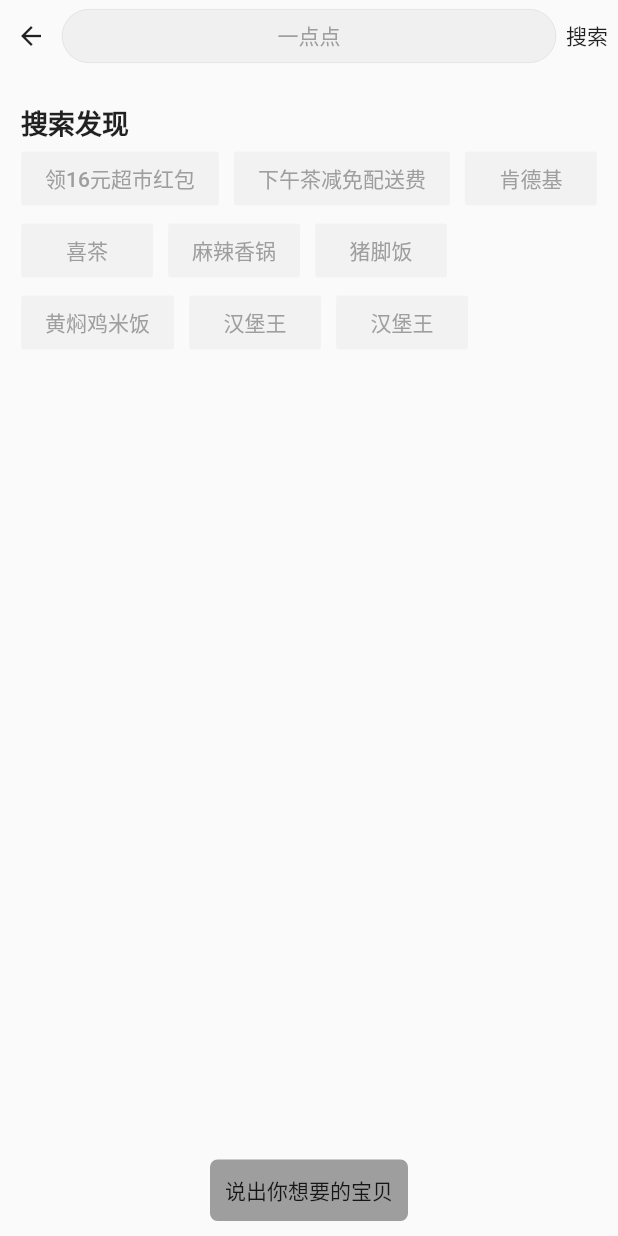
After one commit to YangJ0720/flutter_food, a Flutter app: the SearchInfo screen opened directly, on a phone screen of 412 x 824 dp. The commit adds this screen. Run offline on Flutter 3.47's test engine with Material 2 defaults, Android fonts, the phone set to English and light mode, and no system bars; our stand-ins replace cached_network_image, dio, event_bus, webview_flutter; missing offline and left inert: flutter_boost.

Commit message:
新增语音识别功能

```diff
--- a/lib/main.dart
+++ b/lib/main.dart
@@ -5,6 +5,7 @@ import 'package:flutter_boost/flutter_boost.dart';
 import 'package:food/config/build_config.dart';
 import 'package:food/home.dart';
 import 'package:food/model/home_tab_view_model.dart';
+import 'package:food/ui/search_info.dart';
 import 'package:food/ui/store_info.dart';
 import 'package:food/ui/store_tab_view_order_details.dart';
 import 'package:food/ui/system_settings.dart';
@@ -46,6 +47,7 @@ class AppState extends State {
         },
         'product_info': (pageName, param, _) => StoreTabViewOrderDetails(),
         'transport_map': (pageName, param, _) => TransportMap(),
+        'search_info': (pageName, param, _) => SearchInfo(),
       },
     );
   }
--- a/lib/ui/home_search_sliver.dart
+++ b/lib/ui/home_search_sliver.dart
@@ -1,6 +1,8 @@
 import 'dart:ui';
 
 import 'package:flutter/material.dart';
+import 'package:food/ui/search_info.dart';
+import 'package:food/utils/route_utils.dart';
 
 class HomeSearchSliver extends StatefulWidget {
   final String _address;
@@ -75,7 +77,10 @@ class HomeSearchDelegate extends SliverPersistentHeaderDelegate {
             margin: EdgeInsets.only(left: 10, right: 10),
             padding: EdgeInsets.only(top: 5, bottom: 5),
             child: FlatButton(
-              onPressed: () => {print('click')},
+              onPressed: () {
+                var url = 'sample://search_info';
+                RouteUtils.launch(context, SearchInfo(), url);
+              },
               color: Color(0xFFF0F0F0),
               child: Row(
                 mainAxisAlignment: MainAxisAlignment.center,
@@ -88,7 +93,8 @@ class HomeSearchDelegate extends SliverPersistentHeaderDelegate {
                 ],
               ),
               shape: StadiumBorder(
-                  side: BorderSide(color: Color(0xFFE0E0E0), width: 0.5)),
+                side: BorderSide(color: Color(0xFFE0E0E0), width: 0.5),
+              ),
             ),
           )
         ],
--- a/lib/ui/mine_member_card.dart
+++ b/lib/ui/mine_member_card.dart
@@ -2,14 +2,7 @@ import 'package:flutter/material.dart';
 import 'package:food/browser/simple_browser.dart';
 import 'package:food/utils/route_utils.dart';
 
-class MineMemberCard extends StatefulWidget {
-  @override
-  State<StatefulWidget> createState() {
-    return MineMemberCardState();
-  }
-}
-
-class MineMemberCardState extends State<MineMemberCard> {
+class MineMemberCard extends StatelessWidget {
   @override
   Widget build(BuildContext context) {
     return Card(
--- a/lib/ui/mine_user_info.dart
+++ b/lib/ui/mine_user_info.dart
@@ -53,7 +53,7 @@ class MineUserInfoState extends State<MineUserInfo> {
               ),
             ),
             Container(
-              child: CirclePortrait(path: _path, width: 100, height: 100),
+              child: CirclePortrait(path: _path, width: 80, height: 80),
               margin: EdgeInsets.all(20),
             ),
           ],
--- /dev/null
+++ b/lib/ui/search_info.dart
@@ -0,0 +1,94 @@
+import 'dart:ui';
+
+import 'package:flutter/material.dart';
+import 'package:food/widget/search_voice_view.dart';
+
+/// 搜索界面
+class SearchInfo extends StatelessWidget {
+  final double paddingTop = MediaQueryData.fromWindow(window).padding.top;
+
+  Widget _createAppBar(BuildContext context) {
+    return Row(
+      children: <Widget>[
+        Expanded(
+          child: IconButton(
+            icon: Icon(Icons.arrow_back, size: 20),
+            onPressed: () => {Navigator.pop(context)},
+          ),
+          flex: 1,
+        ),
+        Expanded(
+          child: FlatButton(
+            onPressed: () {},
+            color: Color(0xFFF0F0F0),
+            child: Text('一点点', style: TextStyle(color: Colors.grey)),
+            shape: StadiumBorder(
+                side: BorderSide(color: Color(0xFFE0E0E0), width: 0.5)),
+          ),
+          flex: 8,
+        ),
+        Expanded(
+            child: Container(
+              alignment: Alignment.center,
+              child: Text('搜索'),
+            ),
+            flex: 1)
+      ],
+    );
+  }
+
+  Widget _createItem(String text) {
+    return FlatButton(
+      onPressed: () {},
+      child: Text(text, style: TextStyle(color: Colors.grey)),
+      color: Color(0x40DCDCDC),
+    );
+  }
+
+  @override
+  Widget build(BuildContext context) {
+    return Scaffold(
+      body: Stack(
+        children: <Widget>[
+          Column(
+            children: <Widget>[
+              SafeArea(
+                child: Container(color: Colors.orange, height: paddingTop),
+              ),
+              _createAppBar(context),
+              Padding(
+                padding: EdgeInsets.only(left: 10, top: 20, right: 10),
+                child: Column(
+                  children: <Widget>[
+                    Text(
+                      '搜索发现',
+                      style:
+                          TextStyle(fontSize: 18, fontWeight: FontWeight.bold),
+                    ),
+                    Wrap(
+                      children: <Widget>[
+                        _createItem('领16元超市红包'),
+                        _createItem('下午茶减免配送费'),
+                        _createItem('肯德基'),
+                        _createItem('喜茶'),
+                        _createItem('麻辣香锅'),
+                        _createItem('猪脚饭'),
+                        _createItem('黄焖鸡米饭'),
+                        _createItem('汉堡王'),
+                        _createItem('汉堡王'),
+                      ],
+                      spacing: 10,
+                    ),
+                  ],
+                  crossAxisAlignment: CrossAxisAlignment.start,
+                ),
+              ),
+            ],
+          ),
+          SearchVoiceView()
+        ],
+        alignment: Alignment.bottomCenter,
+      ),
+    );
+  }
+}
--- a/lib/utils/route_utils.dart
+++ b/lib/utils/route_utils.dart
@@ -8,6 +8,8 @@ import 'package:food/ui/undone_show.dart';
 /// 路由跳转工具
 class RouteUtils {
   /// 根据编译模式切换不同跳转方式
+  /// var url = 'sample://user_info';
+  /// RouteUtils.launch(context, UserInfo(), url);
   static void launch(BuildContext context, Object object, String url,
       {Map<String, dynamic> urlParams, Map<dynamic, dynamic> exts}) {
     if (BuildConfig.isDev) {
--- /dev/null
+++ b/lib/widget/search_voice_view.dart
@@ -0,0 +1,55 @@
+import 'package:flutter/material.dart';
+import 'package:flutter/services.dart';
+
+class SearchVoiceView extends StatefulWidget {
+  @override
+  State<StatefulWidget> createState() {
+    return SearchVoiceViewState();
+  }
+}
+
+class SearchVoiceViewState extends State<SearchVoiceView> {
+  MethodChannel _methodChannel;
+
+  @override
+  void initState() {
+    super.initState();
+    _methodChannel = MethodChannel('method_channel_search_voice');
+    _methodChannel.setMethodCallHandler((MethodCall call) {
+      return Future<String>(() {
+        return call.method;
+      });
+    });
+  }
+
+  @override
+  void dispose() {
+    _methodChannel.setMethodCallHandler(null);
+    _methodChannel = null;
+    super.dispose();
+  }
+
+  @override
+  Widget build(BuildContext context) {
+    return GestureDetector(
+      child: Container(
+        child: Text('说出你想要的宝贝'),
+        decoration: BoxDecoration(
+          borderRadius: BorderRadius.circular(5),
+          color: Colors.grey,
+        ),
+        padding: EdgeInsets.all(10),
+        margin: EdgeInsets.only(bottom: 10),
+      ),
+      onTapDown: (TapDownDetails details) {
+        _methodChannel.invokeMethod('start');
+      },
+      onTapUp: (TapUpDetails details) {
+        _methodChannel.invokeMethod('stop');
+      },
+      onTapCancel: () {
+        _methodChannel.invokeMethod('stop');
+      },
+    );
+  }
+}
```
